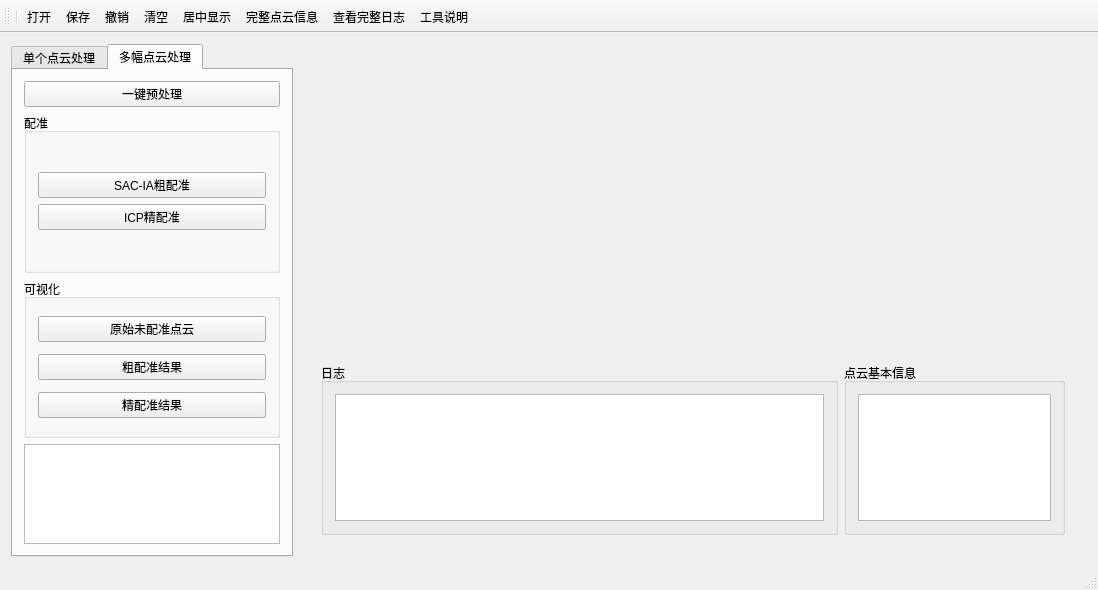
The window that ui/mainwindow.ui (WindRushflow/2606my-qt-pcl-tools) describes before a commit, drawn with Qt 5.
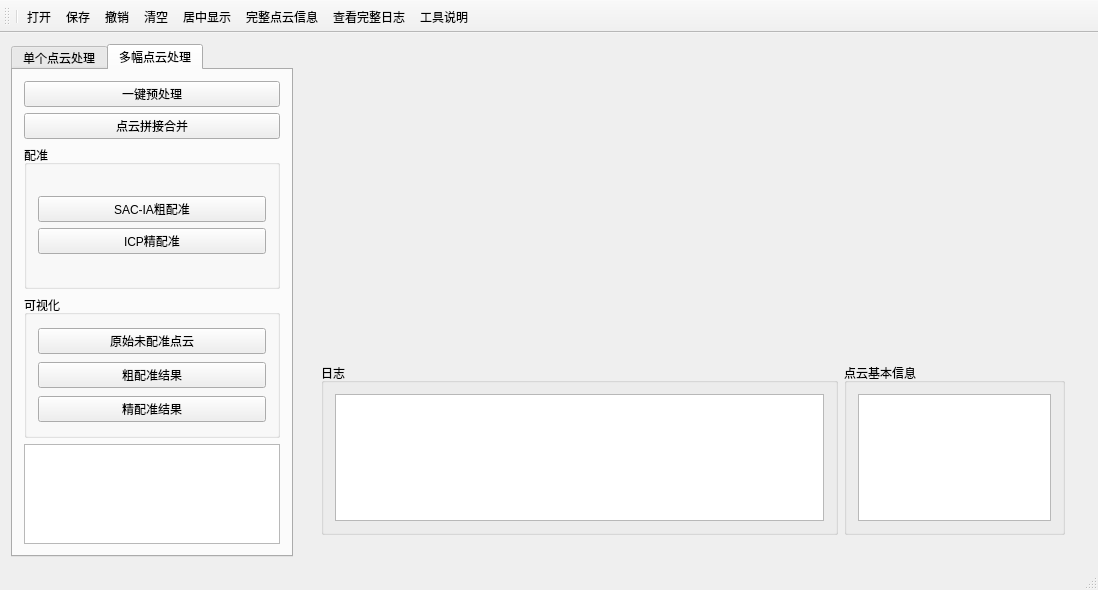
The same window after the commit.

Commit message: 修改了平均点云间距的保护代码，恢复拼接按钮

```diff
--- a/ui/mainwindow.ui
+++ b/ui/mainwindow.ui
@@ -245,6 +245,13 @@
               </property>
              </widget>
             </item>
+            <item>
+             <widget class="QPushButton" name="btn_Conc">
+              <property name="text">
+               <string>点云拼接合并</string>
+              </property>
+             </widget>
+            </item>
             <item>
              <widget class="QGroupBox" name="groupBox_2">
               <property name="title">
```
The commit also changes 6 other files.
